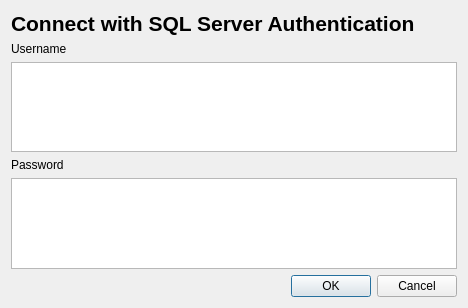
Samu-K/budget_app, file budget/login.ui: the form before one commit.
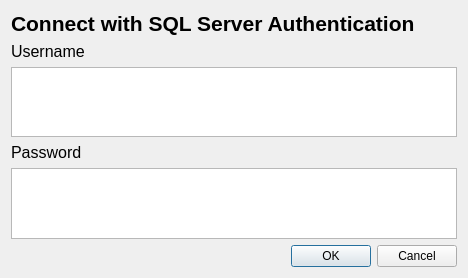
The form after the commit.

The edit to the form file:
```diff
--- a/budget/login.ui
+++ b/budget/login.ui
@@ -7,7 +7,7 @@
     <x>0</x>
     <y>0</y>
     <width>468</width>
-    <height>308</height>
+    <height>278</height>
    </rect>
   </property>
   <property name="windowTitle">
@@ -33,23 +33,51 @@
       <layout class="QVBoxLayout" name="verticalLayout">
        <item>
         <widget class="QLabel" name="label_2">
+         <property name="font">
+          <font>
+           <pointsize>12</pointsize>
+          </font>
+         </property>
          <property name="text">
           <string>Username</string>
          </property>
         </widget>
        </item>
        <item>
-        <widget class="QPlainTextEdit" name="uText"/>
+        <widget class="QPlainTextEdit" name="uText">
+         <property name="font">
+          <font>
+           <pointsize>18</pointsize>
+          </font>
+         </property>
+         <property name="tabChangesFocus">
+          <bool>true</bool>
+         </property>
+        </widget>
        </item>
        <item>
         <widget class="QLabel" name="label">
+         <property name="font">
+          <font>
+           <pointsize>12</pointsize>
+          </font>
+         </property>
          <property name="text">
           <string>Password</string>
          </property>
         </widget>
        </item>
        <item>
-        <widget class="QPlainTextEdit" name="pText"/>
+        <widget class="QPlainTextEdit" name="pText">
+         <property name="font">
+          <font>
+           <pointsize>18</pointsize>
+          </font>
+         </property>
+         <property name="tabChangesFocus">
+          <bool>true</bool>
+         </property>
+        </widget>
        </item>
       </layout>
      </item>
```
